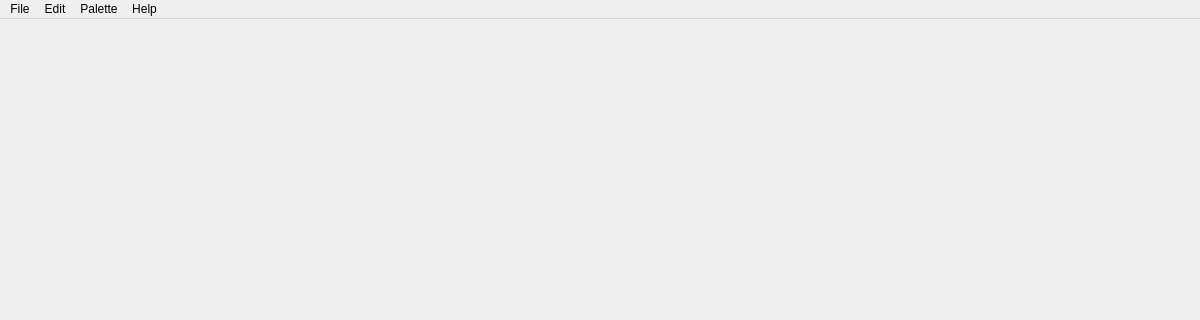
pionere/d1-graphics-tool, file source/mainwindow.ui: the form before one commit; both pictures show x 0 to 1200 and y 0 to 320 of the 1200 by 820 pixel window.
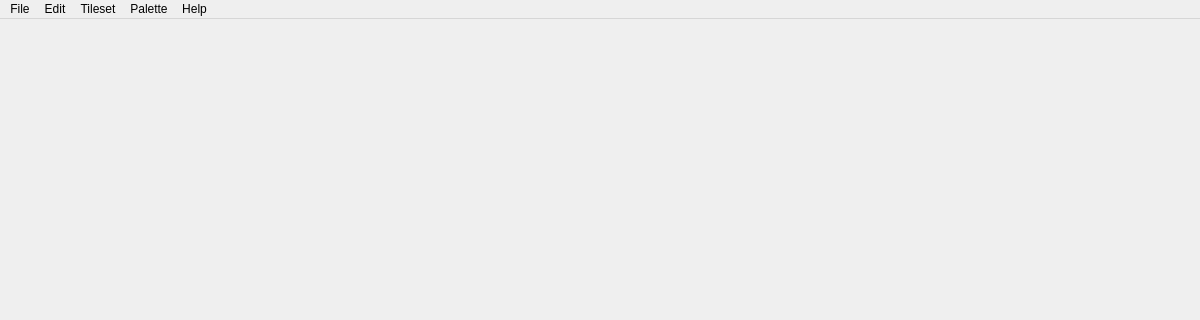
The form after the commit.

Diff of the .ui file:
```diff
--- a/source/mainwindow.ui
+++ b/source/mainwindow.ui
@@ -167,6 +167,7 @@
    </widget>
    <addaction name="menuFile"/>
    <addaction name="menuEdit"/>
+   <addaction name="menuTileset"/>
    <addaction name="menuPalette"/>
    <addaction name="menuHelp"/>
   </widget>
```
Left out of the diff: 3 changed lines with no effect on the pictures.
